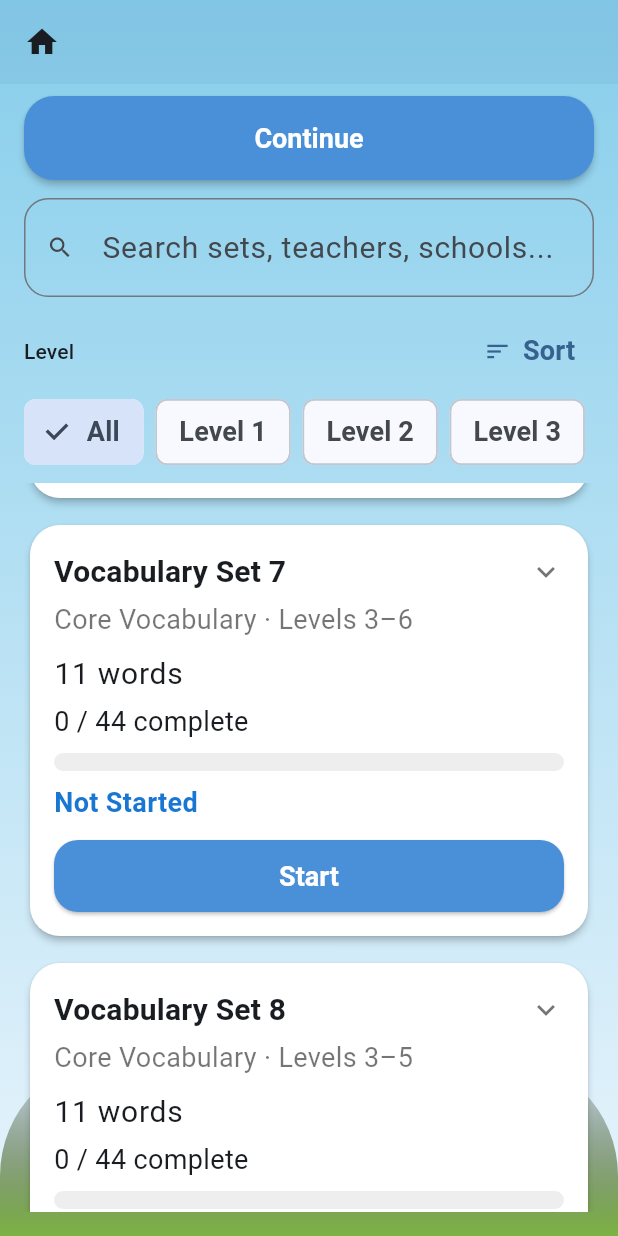
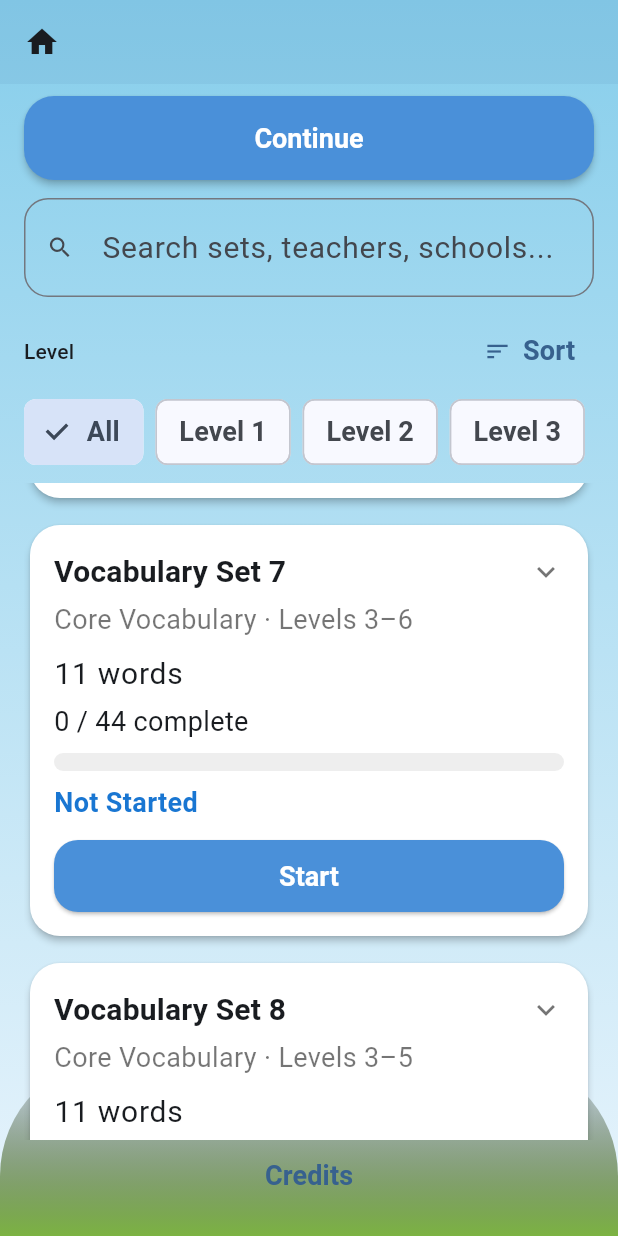
Before and after one commit to vtruong-systems/vocab-aloud-app, a Flutter app: the SetSelectionScreen screen opened by its route, scrolled down 1728 dp, on a phone screen of 412 x 824 dp. Run offline on Flutter 3.47's test engine with Material 3 defaults, Android fonts, the light colour scheme and no system bars; our stand-ins replace confetti, flutter_tts, shared_preferences, video_player; accounts and stored records are empty.

Commit message:
add credits

```diff
--- a/lib/app.dart
+++ b/lib/app.dart
@@ -2,6 +2,7 @@ import 'package:flutter/material.dart';
 import 'package:provider/provider.dart';
 
 import 'navigation/routes.dart';
+import 'screens/credits_screen.dart';
 import 'screens/create_profile_screen.dart';
 import 'screens/edit_profile_screen.dart';
 import 'screens/learn_words_screen.dart';
@@ -54,6 +55,7 @@ class VocabApp extends StatelessWidget {
           AppRoutes.wordList: (_) => const WordListScreen(),
           AppRoutes.progress: (_) => const ProgressScreen(),
           AppRoutes.settings: (_) => const SettingsScreen(),
+          AppRoutes.credits: (_) => const CreditsScreen(),
         },
       ),
     );
--- a/lib/navigation/routes.dart
+++ b/lib/navigation/routes.dart
@@ -11,6 +11,7 @@ class AppRoutes {
   static const wordList = '/word-list';
   static const progress = '/progress';
   static const settings = '/settings';
+  static const credits = '/credits';
   static const correctAnswer = '/correct-answer';
   static const editProfile = '/edit-profile';
 }
--- a/lib/screens/set_selection_screen.dart
+++ b/lib/screens/set_selection_screen.dart
@@ -12,6 +12,7 @@ import '../utils/progress_helpers.dart';
 import '../utils/set_search.dart';
 import '../theme/app_theme.dart';
 import '../widgets/app_scaffold.dart';
+import '../widgets/credits_footer_link.dart';
 import '../widgets/home_icon_button.dart';
 import '../widgets/profile_menu_button.dart';
 import '../widgets/word_set_card.dart';
@@ -308,6 +309,7 @@ class _SetSelectionScreenState extends State<SetSelectionScreen> {
               visibleSets,
             ),
           ),
+          const CreditsFooterLink(),
         ],
       ),
     );
--- a/lib/screens/settings_screen.dart
+++ b/lib/screens/settings_screen.dart
@@ -5,6 +5,7 @@ import '../models/app_settings.dart';
 import '../navigation/routes.dart';
 import '../state/app_controller.dart';
 import '../widgets/app_scaffold.dart';
+import '../widgets/credits_footer_link.dart';
 
 class SettingsScreen extends StatelessWidget {
   const SettingsScreen({super.key});
@@ -149,6 +150,7 @@ class SettingsScreen extends StatelessWidget {
               subtitle: Text('Vocabulary Practice v1.0\nLocal-only kids vocab app.'),
             ),
           ),
+          const CreditsFooterLink(),
         ],
       ),
     );
--- /dev/null
+++ b/lib/widgets/credits_footer_link.dart
@@ -0,0 +1,17 @@
+import 'package:flutter/material.dart';
+
+import '../navigation/routes.dart';
+
+class CreditsFooterLink extends StatelessWidget {
+  const CreditsFooterLink({super.key});
+
+  @override
+  Widget build(BuildContext context) {
+    return Center(
+      child: TextButton(
+        onPressed: () => Navigator.pushNamed(context, AppRoutes.credits),
+        child: const Text('Credits'),
+      ),
+    );
+  }
+}
```
Also changed, not shown: lib/constants/app_links.dart (added, +15 -0 lines), lib/screens/credits_screen.dart (added, +54 -0 lines), lib/screens/profile_selection_screen.dart (+2 -6 lines).
